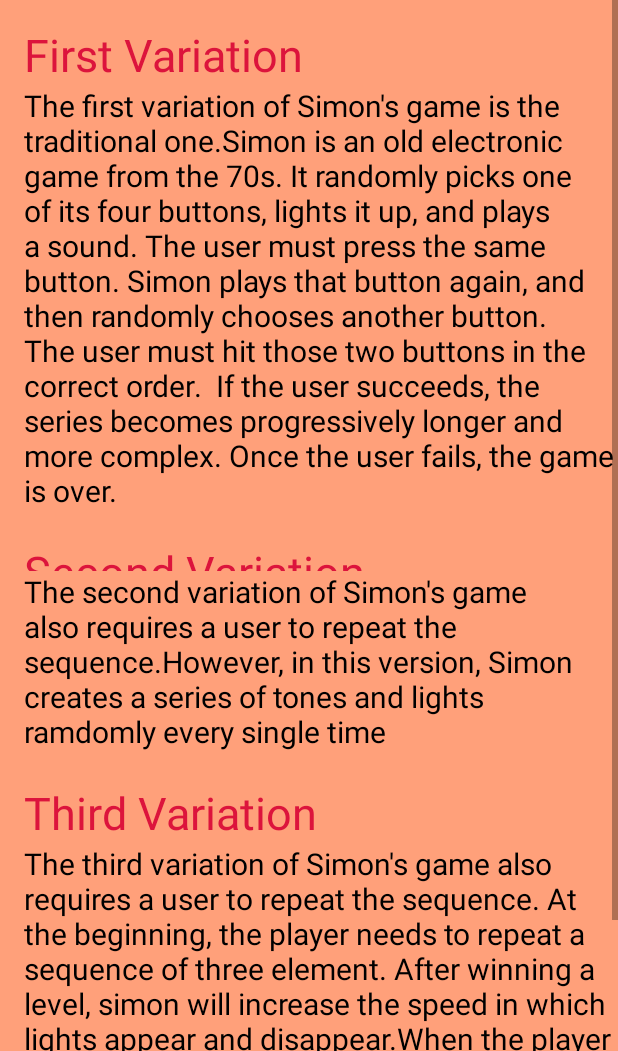
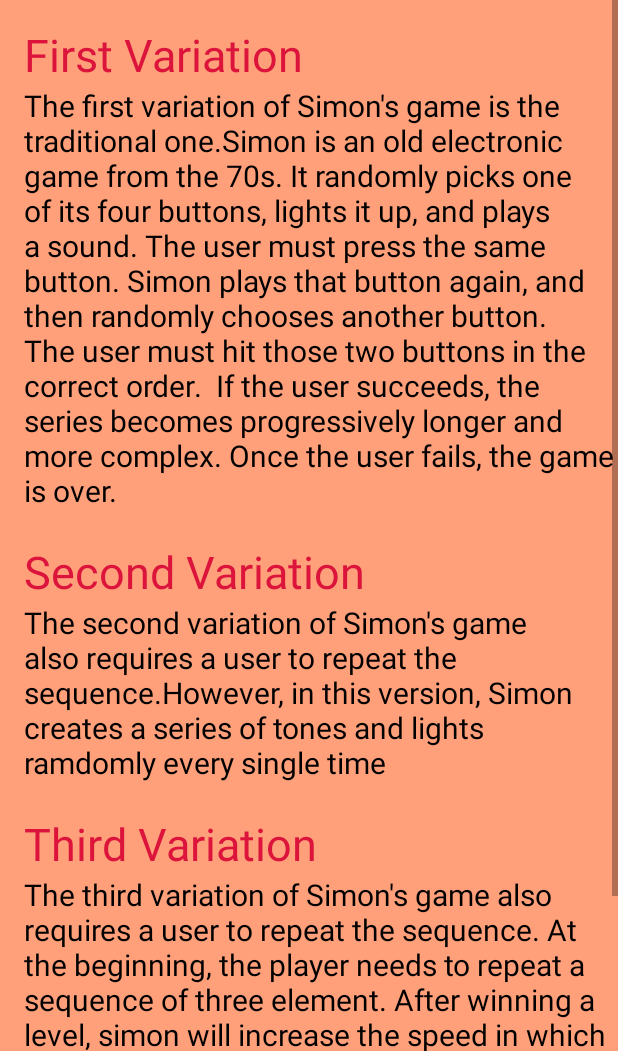
Before and after one commit to ClaudiaLidia/SimonGame, an Android app: the Rules screen opened directly, with no data from a screen before it, on a phone screen of 412 x 824 dp, the part 185-1236 px from its top. Run offline under Robolectric (Android 15) with nearby library versions, the phone set to English and light mode, and no system bars.

Commit message:
Update layout

```diff
--- a/app/src/main/res/layout/activity_aboutus.xml
+++ b/app/src/main/res/layout/activity_aboutus.xml
@@ -5,7 +5,9 @@
     android:layout_height="match_parent"
     android:orientation="vertical"
     android:background="#FFA07A">
+
     <LinearLayout
+        android:layout_marginTop="10dp"
         android:layout_width="match_parent"
         android:layout_height="wrap_content"
         android:orientation="horizontal"
@@ -15,7 +17,7 @@
             android:layout_width="105dp"
             android:layout_height="150dp"
             android:layout_weight="1"
-            android:src="@drawable/user"/>
+            android:src="@drawable/user" />
 
         <ImageView
             android:layout_width="105dp"
--- a/app/src/main/res/layout/activity_credits.xml
+++ b/app/src/main/res/layout/activity_credits.xml
@@ -48,7 +48,7 @@
         android:layout_marginStart="8dp"
         android:layout_marginTop="8dp"
         android:textColor="#000"
-        android:text="http://soundbible.com/ \n http://www.freesound.org"
+        android:text="http://soundbible.com/ \nhttp://www.freesound.org"
         app:layout_constraintStart_toStartOf="parent"
         app:layout_constraintTop_toBottomOf="@+id/textView3" />
 </android.support.constraint.ConstraintLayout>
--- a/app/src/main/res/layout/activity_rules.xml
+++ b/app/src/main/res/layout/activity_rules.xml
@@ -43,7 +43,7 @@
     <TextView
         android:id="@+id/tvt2"
         android:layout_width="match_parent"
-        android:layout_height="20dp"
+        android:layout_height="wrap_content"
         android:layout_marginStart="16dp"
         android:layout_marginTop="20dp"
         android:text="Second Variation"
```
